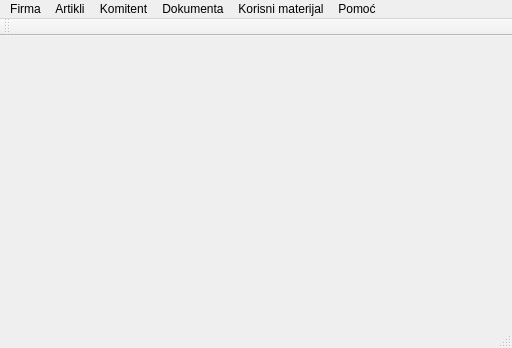
Before: the Qt Designer form commercium.ui in s-pab/Commercium, drawn with Qt 5.
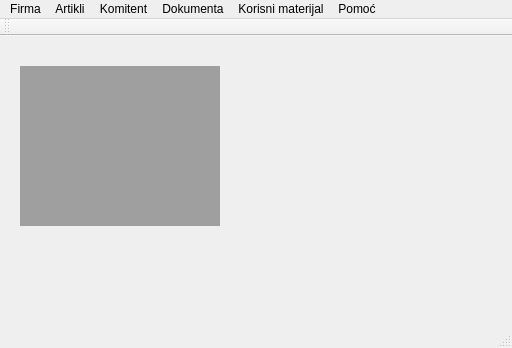
After: the same form once the commit is applied. Icons and pictures are not drawn.

What changed in the file:
```diff
--- a/commercium.ui
+++ b/commercium.ui
@@ -13,7 +13,30 @@
   <property name="windowTitle">
    <string>MainWindow</string>
   </property>
-  <widget class="QWidget" name="centralWidget"/>
+  <widget class="QWidget" name="centralWidget">
+   <property name="sizePolicy">
+    <sizepolicy hsizetype="Maximum" vsizetype="Maximum">
+     <horstretch>0</horstretch>
+     <verstretch>0</verstretch>
+    </sizepolicy>
+   </property>
+   <widget class="QMdiArea" name="mdiArea">
+    <property name="geometry">
+     <rect>
+      <x>20</x>
+      <y>30</y>
+      <width>200</width>
+      <height>160</height>
+     </rect>
+    </property>
+    <property name="sizePolicy">
+     <sizepolicy hsizetype="Maximum" vsizetype="Maximum">
+      <horstretch>0</horstretch>
+      <verstretch>0</verstretch>
+     </sizepolicy>
+    </property>
+   </widget>
+  </widget>
   <widget class="QMenuBar" name="menuBar">
    <property name="geometry">
     <rect>
```
Left out of the diff: 135 changed lines with no effect on the pictures.
